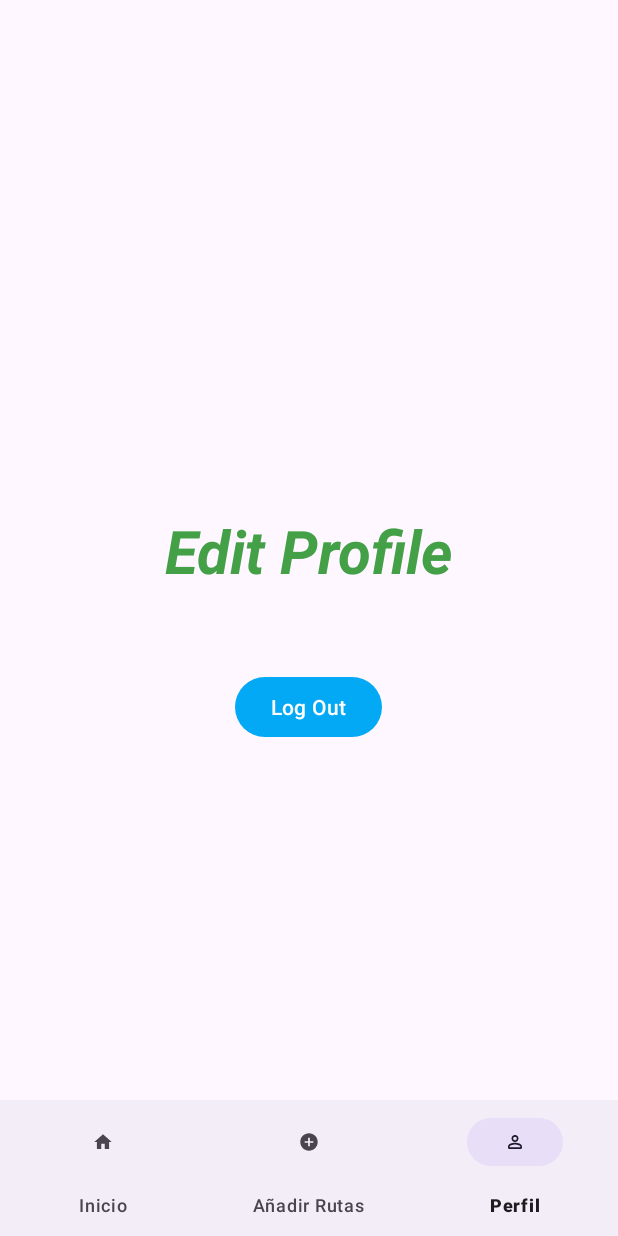
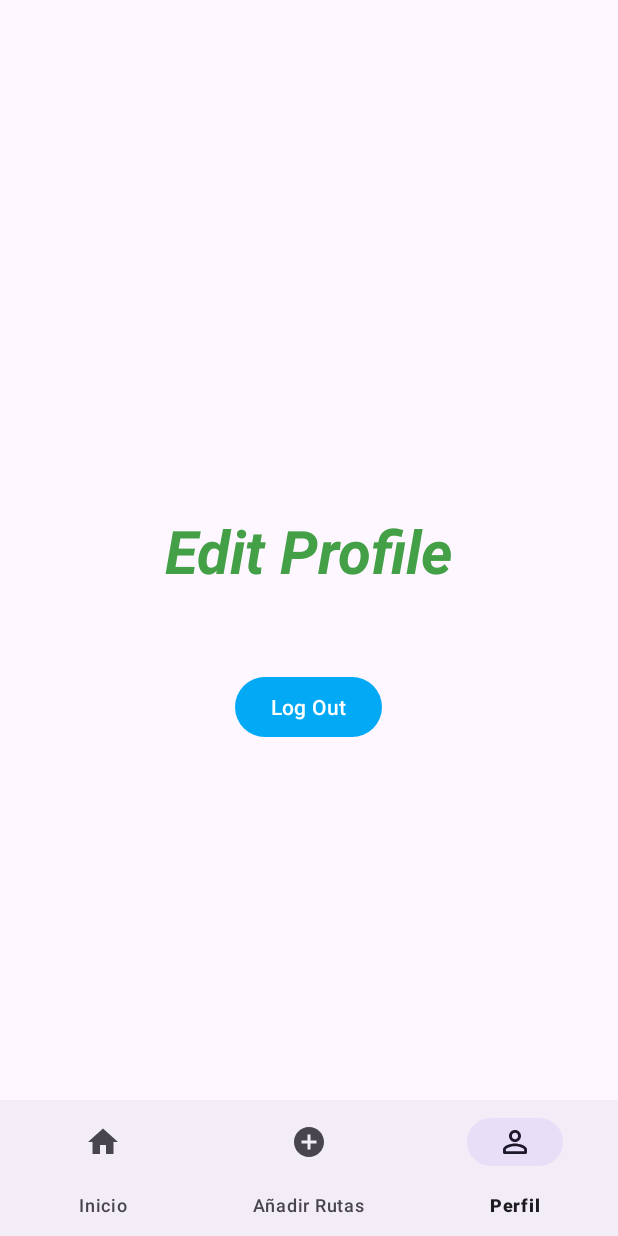
Before and after one commit to byronnDev/BlaBlaCarCuatrovientos, an Android app: the MainActivity screen opened directly, with no data from a screen before it, item 3 of the bottom bar chosen, on a phone screen of 412 x 824 dp. Run offline under Robolectric (Android 15) with nearby library versions, the phone set to English and light mode, and no system bars; our stand-ins replace Firebase (no records; nobody signed in at launch, a user with empty details on screens opened directly); 1 statement that could not run was skipped.

Commit message:
Nav icons getting bigger

```diff
--- a/app/src/main/res/drawable/ic_add_routes_foreground.xml
+++ b/app/src/main/res/drawable/ic_add_routes_foreground.xml
@@ -4,10 +4,10 @@
     android:viewportWidth="24"
     android:viewportHeight="24"
     android:tint="#000000">
-  <group android:scaleX="0.58"
-      android:scaleY="0.58"
-      android:translateX="5.04"
-      android:translateY="5.04">
+  <group android:scaleX="1"
+      android:scaleY="1"
+      android:translateX="0"
+      android:translateY="0">
     <path
         android:fillColor="@android:color/white"
         android:pathData="M12,2C6.48,2 2,6.48 2,12s4.48,10 10,10 10,-4.48 10,-10S17.52,2 12,2zM17,13h-4v4h-2v-4L7,13v-2h4L11,7h2v4h4v2z"/>
--- a/app/src/main/res/drawable/ic_home_foreground.xml
+++ b/app/src/main/res/drawable/ic_home_foreground.xml
@@ -4,10 +4,10 @@
     android:viewportWidth="24"
     android:viewportHeight="24"
     android:tint="#000000">
-  <group android:scaleX="0.58"
-      android:scaleY="0.58"
-      android:translateX="5.04"
-      android:translateY="5.04">
+  <group android:scaleX="1"
+      android:scaleY="1"
+      android:translateX="0"
+      android:translateY="0">
     <path
         android:fillColor="@android:color/white"
         android:pathData="M10,20v-6h4v6h5v-8h3L12,3 2,12h3v8z"/>
--- a/app/src/main/res/drawable/ic_profile_foreground.xml
+++ b/app/src/main/res/drawable/ic_profile_foreground.xml
@@ -4,10 +4,10 @@
     android:viewportWidth="24"
     android:viewportHeight="24"
     android:tint="#000000">
-  <group android:scaleX="0.58"
-      android:scaleY="0.58"
-      android:translateX="5.04"
-      android:translateY="5.04">
+  <group android:scaleX="1"
+      android:scaleY="1"
+      android:translateX="0"
+      android:translateY="0">
     <path
         android:fillColor="@android:color/white"
         android:pathData="M12,5.9c1.16,0 2.1,0.94 2.1,2.1s-0.94,2.1 -2.1,2.1S9.9,9.16 9.9,8s0.94,-2.1 2.1,-2.1m0,9c2.97,0 6.1,1.46 6.1,2.1v1.1L5.9,18.1L5.9,17c0,-0.64 3.13,-2.1 6.1,-2.1M12,4C9.79,4 8,5.79 8,8s1.79,4 4,4 4,-1.79 4,-4 -1.79,-4 -4,-4zM12,13c-2.67,0 -8,1.34 -8,4v2c0,0.55 0.45,1 1,1h14c0.55,0 1,-0.45 1,-1v-2c0,-2.66 -5.33,-4 -8,-4z"/>
```
